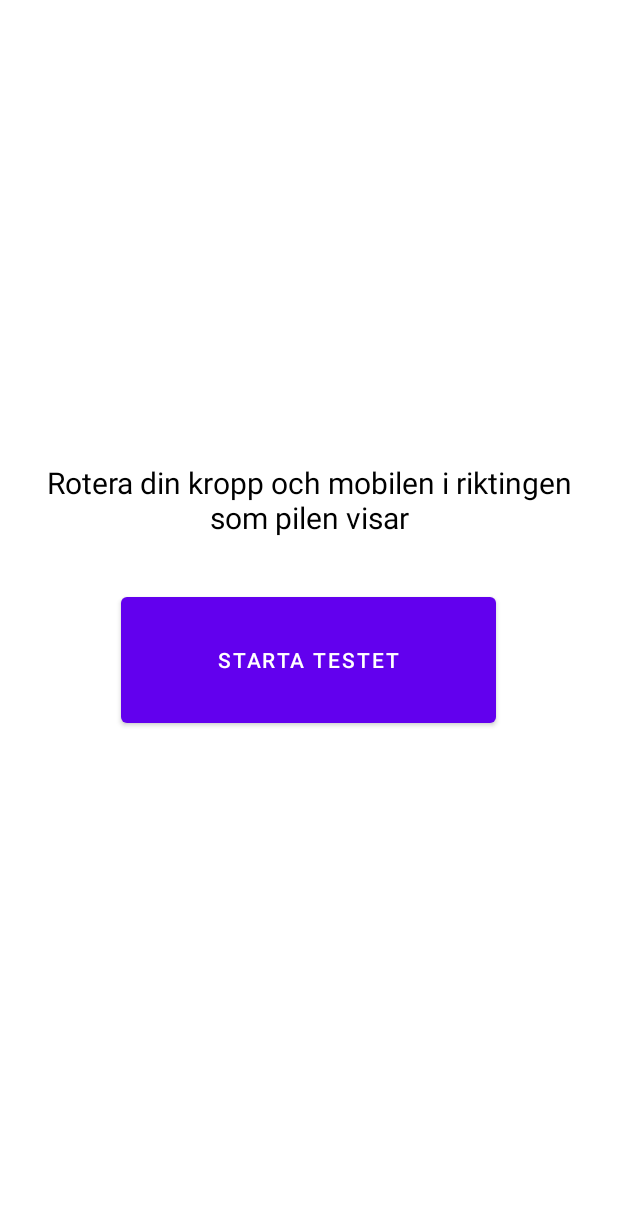
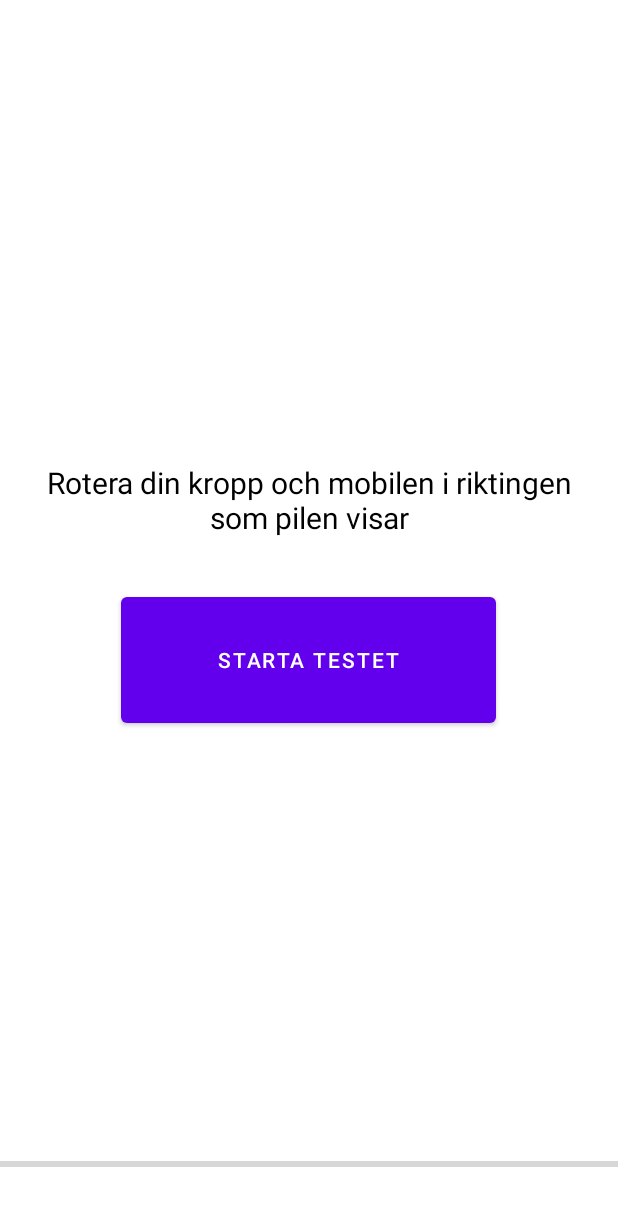
Before and after one commit to TrisseC/MedTechApp, an Android app: the MotionReaction screen opened directly, with no data from a screen before it, on a phone screen of 412 x 824 dp. Shown: the top 1206 px of the screen. Run offline under Robolectric (Android 15) with nearby library versions, the phone set to English and light mode, and no system bars.

Commit message:
Fully implemented MotionReaction

```diff
--- a/app/src/main/res/layout/activity_motion.xml
+++ b/app/src/main/res/layout/activity_motion.xml
@@ -6,6 +6,17 @@
     android:layout_width="match_parent"
     android:layout_height="match_parent"
     android:paddingTop="?attr/actionBarSize">
+
+    <ProgressBar
+        android:id="@+id/progressBar"
+        style="?android:attr/progressBarStyleHorizontal"
+        android:layout_width="0dp"
+        android:layout_height="wrap_content"
+        android:layout_marginBottom="40dp"
+        app:layout_constraintBottom_toBottomOf="parent"
+        app:layout_constraintEnd_toEndOf="parent"
+        app:layout_constraintHorizontal_bias="0.0"
+        app:layout_constraintStart_toStartOf="parent" />
 
     <TextView
         android:id="@+id/timer2"
@@ -41,7 +52,7 @@
         android:id="@+id/continueBtn3"
         android:layout_width="250dp"
         android:layout_height="96dp"
-        android:onClick="startTest"
+        android:onClick="startButton"
         android:text="@string/start_test_text"
         app:layout_constraintBottom_toBottomOf="parent"
         app:layout_constraintEnd_toEndOf="parent"
```
Also changed, not shown: app/src/main/java/com/example/medtechapp/MotionReaction.java (+68 -14 lines).
